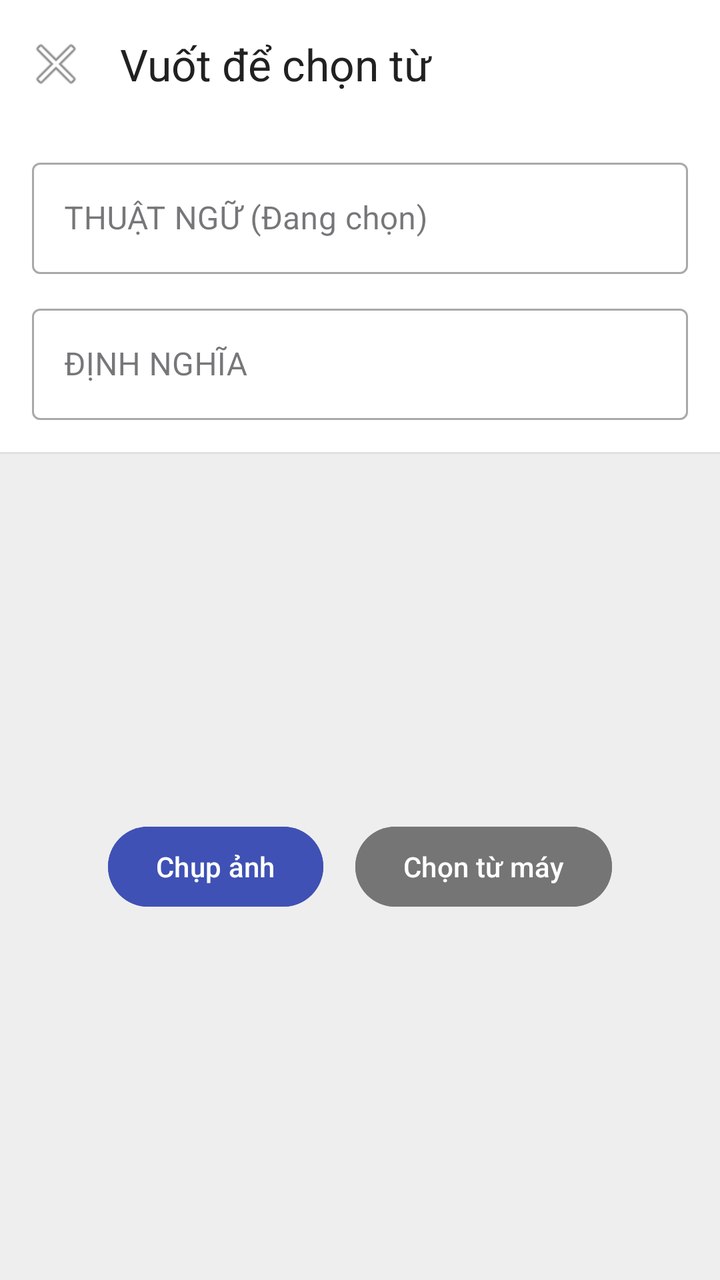
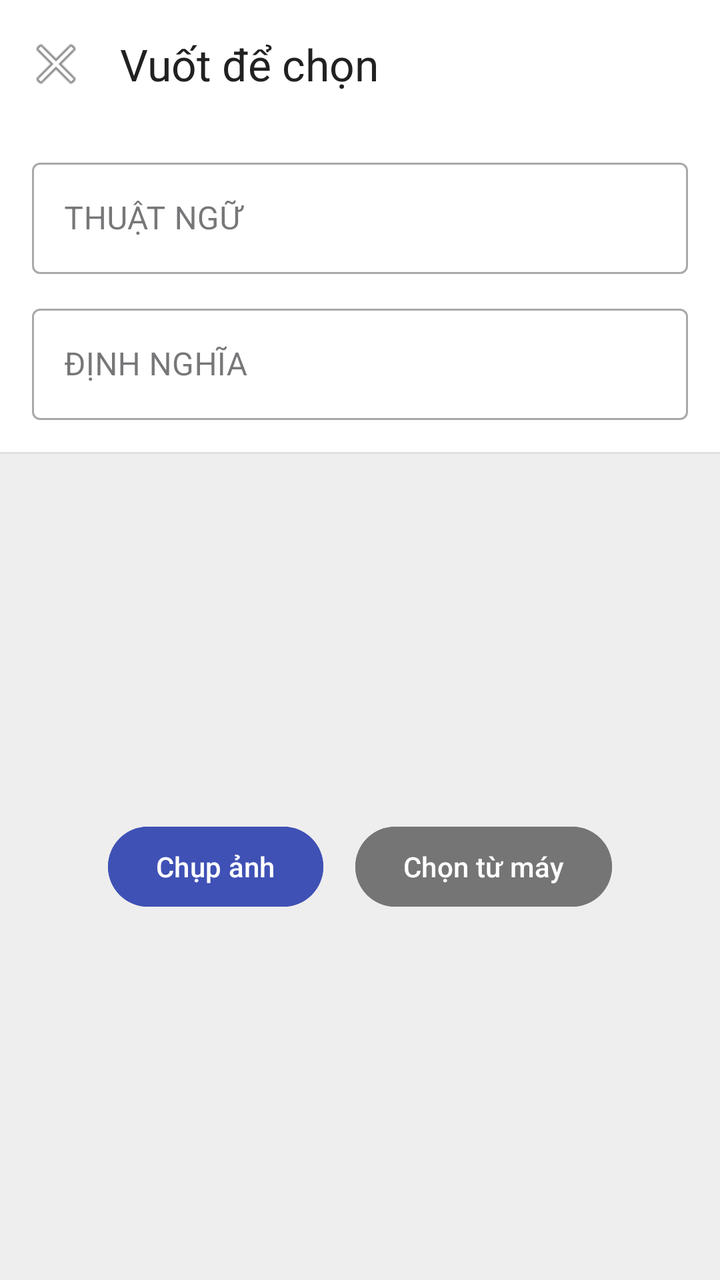

The first picture is an Android layout as it rendered before a commit; the second is the same layout after the commit. The layout source and the unified diff follow.
<!-- AndroidManifest.xml: application theme Theme.FlashcardApp -->
<!-- res/layout/activity_ocr_scan.xml -->
<?xml version="1.0" encoding="utf-8"?>
<LinearLayout
    xmlns:android="http://schemas.android.com/apk/res/android"
    xmlns:app="http://schemas.android.com/apk/res-auto"
    android:layout_width="match_parent"
    android:layout_height="match_parent"
    android:orientation="vertical"
    android:fitsSystemWindows="true"
    android:background="#F8F9FA">

    <com.google.android.material.appbar.MaterialToolbar
        android:id="@+id/toolbarOcr"
        android:layout_width="match_parent"
        android:layout_height="?attr/actionBarSize"
        android:background="#FFFFFF"
        app:title="Vuốt để chọn từ"
        app:titleTextColor="#212121"
        app:navigationIcon="@android:drawable/ic_menu_close_clear_cancel"
        app:elevation="4dp"/>

    <LinearLayout
        android:layout_width="match_parent"
        android:layout_height="wrap_content"
        android:orientation="vertical"
        android:paddingHorizontal="16dp"
        android:paddingTop="12dp"
        android:paddingBottom="16dp"
        android:background="#FFFFFF">

        <com.google.android.material.textfield.TextInputLayout
            android:layout_width="match_parent"
            android:layout_height="wrap_content"
            android:layout_marginBottom="12dp"
            style="@style/Widget.MaterialComponents.TextInputLayout.OutlinedBox">
            <com.google.android.material.textfield.TextInputEditText
                android:id="@+id/edtOcrTargetTerm"
                android:layout_width="match_parent"
                android:layout_height="wrap_content"
                android:hint="THUẬT NGỮ (Đang chọn)"
                android:textColor="#212121"/>
        </com.google.android.material.textfield.TextInputLayout>

        <com.google.android.material.textfield.TextInputLayout
            android:layout_width="match_parent"
            android:layout_height="wrap_content"
            style="@style/Widget.MaterialComponents.TextInputLayout.OutlinedBox">
            <com.google.android.material.textfield.TextInputEditText
                android:id="@+id/edtOcrTargetDef"
                android:layout_width="match_parent"
                android:layout_height="wrap_content"
                android:hint="ĐỊNH NGHĨA"
                android:textColor="#212121"/>
        </com.google.android.material.textfield.TextInputLayout>
    </LinearLayout>

    <View
        android:layout_width="match_parent"
        android:layout_height="1dp"
        android:background="#E0E0E0"/>

    <RelativeLayout
        android:layout_width="match_parent"
        android:layout_height="match_parent"
        android:background="#EEEEEE">

        <LinearLayout
            android:id="@+id/lnOcrSourceOptions"
            android:layout_width="wrap_content"
            android:layout_height="wrap_content"
            android:layout_centerInParent="true"
            android:orientation="horizontal">
            <Button
                android:id="@+id/btnOcrCapture"
                android:layout_width="wrap_content"
                android:layout_height="wrap_content"
                android:text="Chụp ảnh"
                android:layout_marginEnd="16dp"
                android:backgroundTint="#3F51B5"/>
            <Button
                android:id="@+id/btnOcrGallery"
                android:layout_width="wrap_content"
                android:layout_height="wrap_content"
                android:text="Chọn từ máy"
                android:backgroundTint="#757575"/>
        </LinearLayout>

        <RelativeLayout
            android:id="@+id/rlOcrWorkspaceContainer"
            android:layout_width="match_parent"
            android:layout_height="match_parent"
            android:layout_marginHorizontal="8dp"
            android:layout_marginTop="8dp"
            android:layout_marginBottom="8dp"
            android:visibility="gone">

            <ImageView
                android:id="@+id/imgOcrDisplay"
                android:layout_width="match_parent"
                android:layout_height="match_parent"
                android:scaleType="fitCenter" />

            <com.example.flashcardapp.views.OcrOverlayView
                android:id="@+id/ocrDisplayOverlay"
                android:layout_width="match_parent"
                android:layout_height="match_parent" />
        </RelativeLayout>

    </RelativeLayout>
</LinearLayout>
<!-- resources referenced by this layout -->
<resources>
  <style name="Theme.FlashcardApp" parent="Base.Theme.FlashcardApp" />
  <style name="Base.Theme.FlashcardApp" parent="Theme.Material3.DayNight.NoActionBar">
          
          
      </style>
</resources>

<!-- the commit's change to res/layout/activity_ocr_scan.xml (unified diff, before → after) -->
@@ -13,7 +13,7 @@
         android:layout_width="match_parent"
         android:layout_height="?attr/actionBarSize"
         android:background="#FFFFFF"
-        app:title="Vuốt để chọn từ"
+        app:title="Vuốt để chọn"
         app:titleTextColor="#212121"
         app:navigationIcon="@android:drawable/ic_menu_close_clear_cancel"
         app:elevation="4dp"/>
@@ -36,7 +36,7 @@
                 android:id="@+id/edtOcrTargetTerm"
                 android:layout_width="match_parent"
                 android:layout_height="wrap_content"
-                android:hint="THUẬT NGỮ (Đang chọn)"
+                android:hint="THUẬT NGỮ"
                 android:textColor="#212121"/>
         </com.google.android.material.textfield.TextInputLayout>
 
